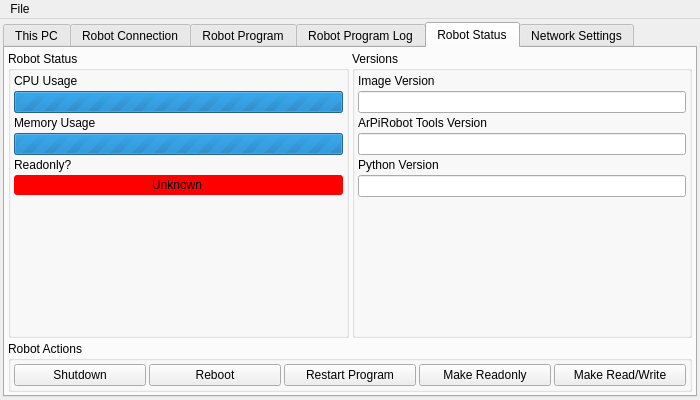
First picture: the form in ui/deploy_tool.ui, repository ArPiRobot/ArPiRobot-DeployTool, before the edit.
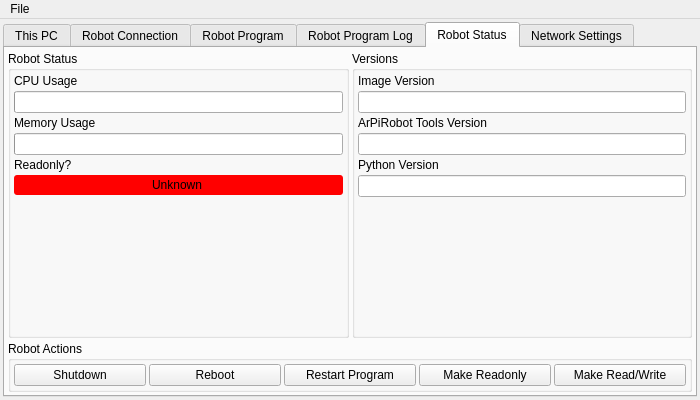
Second picture: the form after the edit. The open tabs and pages were chosen to show the change. Icons and pictures are not drawn.

Commit message: Implemented robot status panel

What changed in the file:
```diff
--- a/ui/deploy_tool.ui
+++ b/ui/deploy_tool.ui
@@ -379,7 +379,7 @@
            <item>
             <widget class="QProgressBar" name="pbar_cpu_usage">
              <property name="maximum">
-              <number>0</number>
+              <number>100</number>
              </property>
              <property name="value">
               <number>0</number>
@@ -387,6 +387,9 @@
              <property name="alignment">
               <set>Qt::AlignCenter</set>
              </property>
+             <property name="format">
+              <string/>
+             </property>
             </widget>
            </item>
            <item>
@@ -399,7 +402,7 @@
            <item>
             <widget class="QProgressBar" name="pbar_mem_usage">
              <property name="maximum">
-              <number>0</number>
+              <number>999999</number>
              </property>
              <property name="value">
               <number>0</number>
@@ -408,7 +411,7 @@
               <set>Qt::AlignCenter</set>
              </property>
              <property name="format">
-              <string>%v / %m</string>
+              <string/>
              </property>
             </widget>
            </item>
```
The commit also changes 2 other files.
